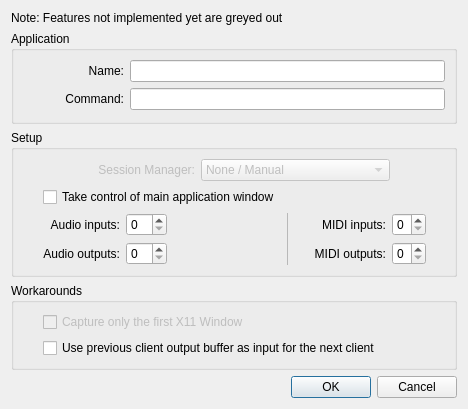
falkTX/Carla, file resources/ui/carla_add_jack.ui: the form before one commit.
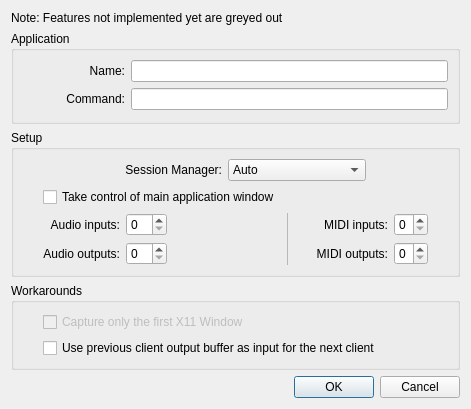
The form after the commit.

Diff of the .ui file:
```diff
--- a/resources/ui/carla_add_jack.ui
+++ b/resources/ui/carla_add_jack.ui
@@ -6,7 +6,7 @@
    <rect>
     <x>0</x>
     <y>0</y>
-    <width>468</width>
+    <width>471</width>
     <height>369</height>
    </rect>
   </property>
@@ -111,9 +111,6 @@
         </item>
         <item>
          <widget class="QLabel" name="label_6">
-          <property name="enabled">
-           <bool>false</bool>
-          </property>
           <property name="text">
            <string>Session Manager:</string>
           </property>
@@ -124,12 +121,17 @@
         </item>
         <item>
          <widget class="QComboBox" name="cb_session_mgr">
-          <property name="enabled">
-           <bool>false</bool>
+          <property name="currentIndex">
+           <number>1</number>
           </property>
           <item>
            <property name="text">
-            <string>None / Manual</string>
+            <string>None</string>
+           </property>
+          </item>
+          <item>
+           <property name="text">
+            <string>Auto</string>
            </property>
           </item>
           <item>
@@ -137,11 +139,6 @@
             <string>LADISH (SIGUSR1)</string>
            </property>
           </item>
-          <item>
-           <property name="text">
-            <string>Non Session Manager (OSC)</string>
-           </property>
-          </item>
          </widget>
         </item>
         <item>
```
